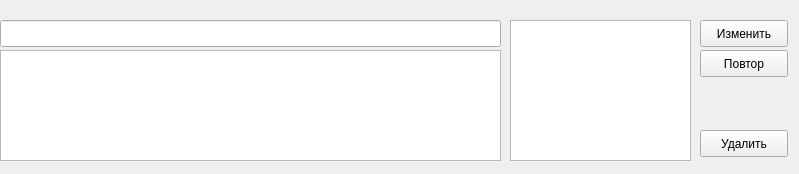
This is UI/Row.ui in Masyru/Mailto as Qt 5 draws it before an edit. The edited form follows.
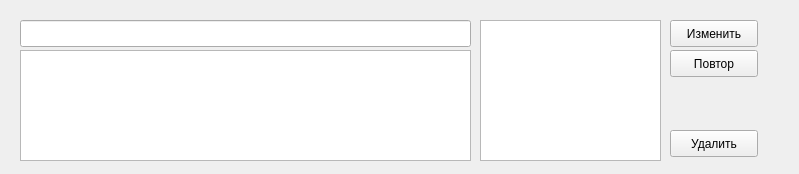
This is the edited form.

The edit to the form file:
```diff
--- a/UI/Row.ui
+++ b/UI/Row.ui
@@ -16,16 +16,16 @@
   <widget class="QWidget" name="MyRow" native="true">
    <property name="geometry">
     <rect>
-     <x>0</x>
+     <x>20</x>
      <y>20</y>
-     <width>791</width>
+     <width>761</width>
      <height>141</height>
     </rect>
    </property>
    <widget class="QPushButton" name="DeleteBtn">
     <property name="geometry">
      <rect>
-      <x>700</x>
+      <x>650</x>
       <y>110</y>
       <width>88</width>
       <height>27</height>
@@ -40,7 +40,7 @@
      <rect>
       <x>0</x>
       <y>30</y>
-      <width>501</width>
+      <width>451</width>
       <height>111</height>
      </rect>
     </property>
@@ -50,7 +50,7 @@
      <rect>
       <x>0</x>
       <y>0</y>
-      <width>501</width>
+      <width>451</width>
       <height>27</height>
      </rect>
     </property>
@@ -61,7 +61,7 @@
    <widget class="QListView" name="listMails">
     <property name="geometry">
      <rect>
-      <x>510</x>
+      <x>460</x>
       <y>0</y>
       <width>181</width>
       <height>141</height>
@@ -71,7 +71,7 @@
    <widget class="QPushButton" name="RepeteBtn">
     <property name="geometry">
      <rect>
-      <x>700</x>
+      <x>650</x>
       <y>30</y>
       <width>88</width>
       <height>27</height>
@@ -84,7 +84,7 @@
    <widget class="QPushButton" name="EditBtn">
     <property name="geometry">
      <rect>
-      <x>700</x>
+      <x>650</x>
       <y>0</y>
       <width>88</width>
       <height>27</height>
```
